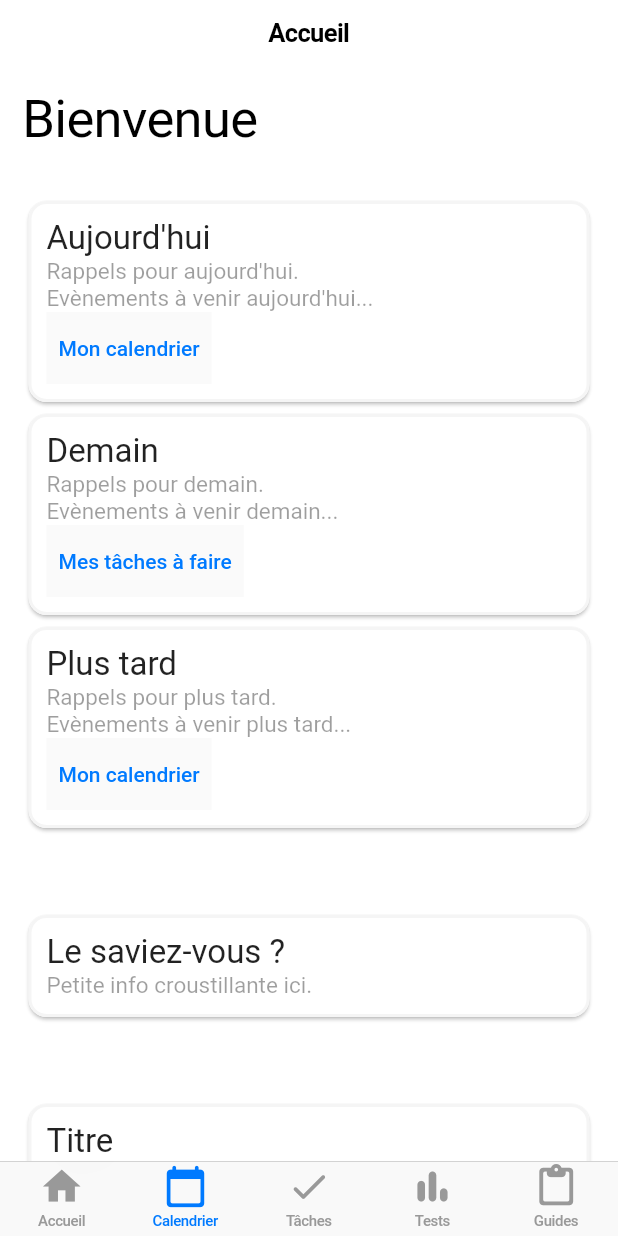
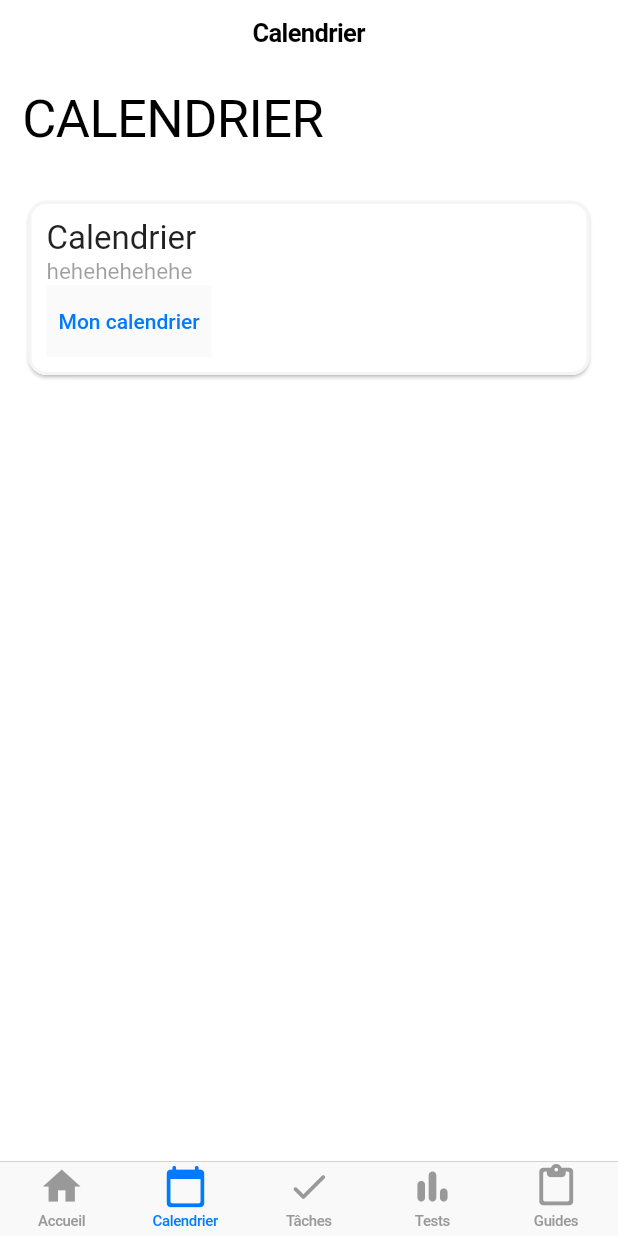
Before and after one commit to hugopanel/helpist, a Flutter app: the screen it shows after launch, item 2 of the bottom bar chosen, on a phone screen of 412 x 824 dp. Run offline on Flutter 3.47's test engine with Material 2 defaults, Android fonts, the phone set to English and light mode, and no system bars.

Commit message:
Switch entre les écrans

```diff
--- a/lib/calendrier.dart
+++ b/lib/calendrier.dart
@@ -3,8 +3,8 @@ import 'package:flutter/cupertino.dart';
 
 import 'customCardWidget.dart';
 
-class Accueil extends StatelessWidget {
-  const Accueil({Key? key, required this.title}) : super(key: key);
+class Calendrier extends StatelessWidget {
+  const Calendrier({Key? key, required this.title}) : super(key: key);
   final String title;
 
   @override
@@ -20,7 +20,7 @@ class Accueil extends StatelessWidget {
               child: const Padding(
                 padding: EdgeInsets.all(15),
                 child: Text(
-                  "Bienvenue",
+                  "CALENDRIER",
                   style: TextStyle(fontSize: 35.0),
                 ),
               ),
@@ -31,41 +31,12 @@ class Accueil extends StatelessWidget {
                 child: Column(
                   children: [
                     customCardWidget(
-                        title: "Aujourd'hui",
+                        title: "Calendrier",
                         content:
-                        "Rappels pour aujourd'hui.\nEvènements à venir aujourd'hui...",
+                        "hehehehehehe",
                         action: TextButton(
                             onPressed: () {},
                             child: Text("Mon calendrier"))),
-                    customCardWidget(
-                        title: "Demain",
-                        content:
-                        "Rappels pour demain.\nEvènements à venir demain...",
-                        action: TextButton(
-                            onPressed: () {},
-                            child: Text("Mes tâches à faire"))),
-                    customCardWidget(
-                        title: "Plus tard",
-                        content:
-                        "Rappels pour plus tard.\nEvènements à venir plus tard...",
-                        action: TextButton(
-                            onPressed: () {},
-                            child: Text("Mon calendrier"))),
-                    SizedBox(height: 50),
-                    customCardWidget(title: "Le saviez-vous ?",content: "Petite info croustillante ici."),
-                    SizedBox(height: 50),
-                    customCardWidget(title: "Titre",content: "Texte à afficher."),
-                    customCardWidget(title: "Titre",content: "Texte à afficher."),
-                    customCardWidget(title: "Titre",content: "Texte à afficher."),
-                    customCardWidget(title: "Titre",content: "Texte à afficher."),
-                    customCardWidget(title: "Titre",content: "Texte à afficher."),
-                    customCardWidget(title: "Titre",content: "Texte à afficher."),
-                    customCardWidget(title: "Titre",content: "Texte à afficher."),
-                    customCardWidget(title: "Titre",content: "Texte à afficher."),
-                    customCardWidget(title: "Titre",content: "Texte à afficher."),
-                    customCardWidget(title: "Titre",content: "Texte à afficher."),
-                    customCardWidget(title: "Titre",content: "Texte à afficher."),
-                    customCardWidget(title: "Titre",content: "Texte à afficher."),
                   ],
                 ),
               ),
--- a/lib/main.dart
+++ b/lib/main.dart
@@ -2,6 +2,7 @@ import 'package:flutter/material.dart';
 import 'package:flutter/cupertino.dart';
 
 import 'accueil.dart';
+import 'calendrier.dart';
 
 void main() {
   runApp(const MyApp());
@@ -13,11 +14,46 @@ class MyApp extends StatelessWidget {
   // This widget is the root of your application.
   @override
   Widget build(BuildContext context) {
-    return const CupertinoApp(
+    return CupertinoApp(
         title: 'Flutter Demo',
         theme: CupertinoThemeData(brightness: Brightness.light),
-        home: CupertinoPage());
+        home: MyHomePage());
   }
+}
+
+class MyHomePage extends StatefulWidget {
+  @override
+  _MyHomePageState createState() => _MyHomePageState();
+}
+
+class _MyHomePageState extends State<MyHomePage> {
+  List<Widget> _tabs = [
+    Accueil(title: "Accueil"),
+    Calendrier(title: "Calendrier")
+  ];
+
+  @override
+  Widget build(BuildContext context) {
+    return CupertinoTabScaffold(
+        tabBar: CupertinoTabBar(items: const <BottomNavigationBarItem>[
+          BottomNavigationBarItem(icon: Icon(Icons.home), label: 'Accueil'),
+          BottomNavigationBarItem(
+              icon: Icon(Icons.calendar_today_rounded), label: 'Calendrier'),
+          BottomNavigationBarItem(
+              icon: Icon(Icons.check_rounded), label: 'Tâches'),
+          BottomNavigationBarItem(
+              icon: Icon(Icons.bar_chart_rounded), label: 'Tests'),
+          BottomNavigationBarItem(
+              icon: Icon(Icons.paste_rounded), label: 'Guides'),
+        ]),
+        tabBuilder: (BuildContext context, int index) {
+          return CupertinoTabView(builder: (BuildContext context) {
+            return _tabs[index];
+            // return Accueil(key: key, title: "Accueil");
+          });
+        });
+  }
+
 }
 
 // TODO: Se renseigner sur les States.
@@ -42,6 +78,7 @@ class CupertinoPage extends StatelessWidget {
         tabBuilder: (BuildContext context, int index) {
           return CupertinoTabView(builder: (BuildContext context) {
             return Accueil(key: key, title: "Accueil");
+            // return Accueil(key: key, title: "Accueil");
           });
         });
   }
```
